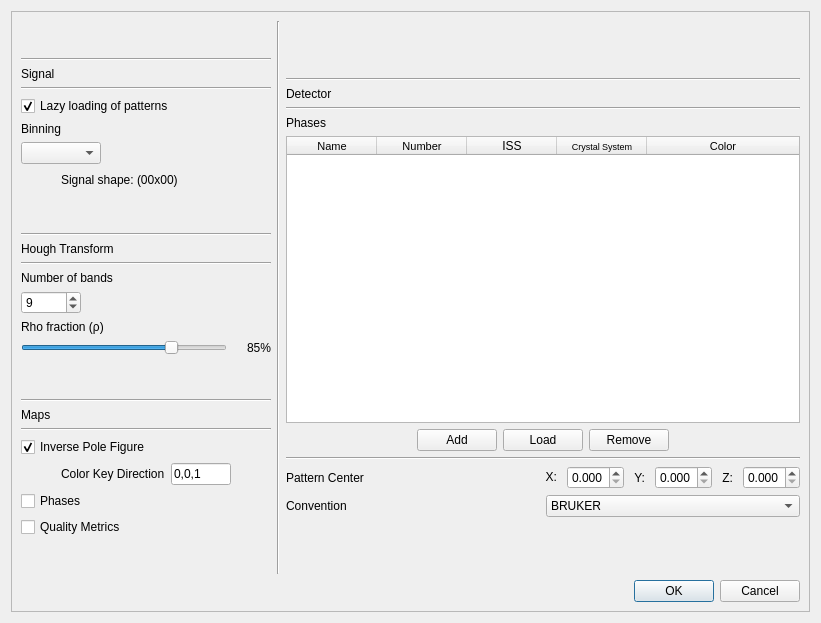
The window that ui/hi_setup.ui (EBSP-Indexer/EBSP-Indexer) describes before a commit, drawn with Qt 5.
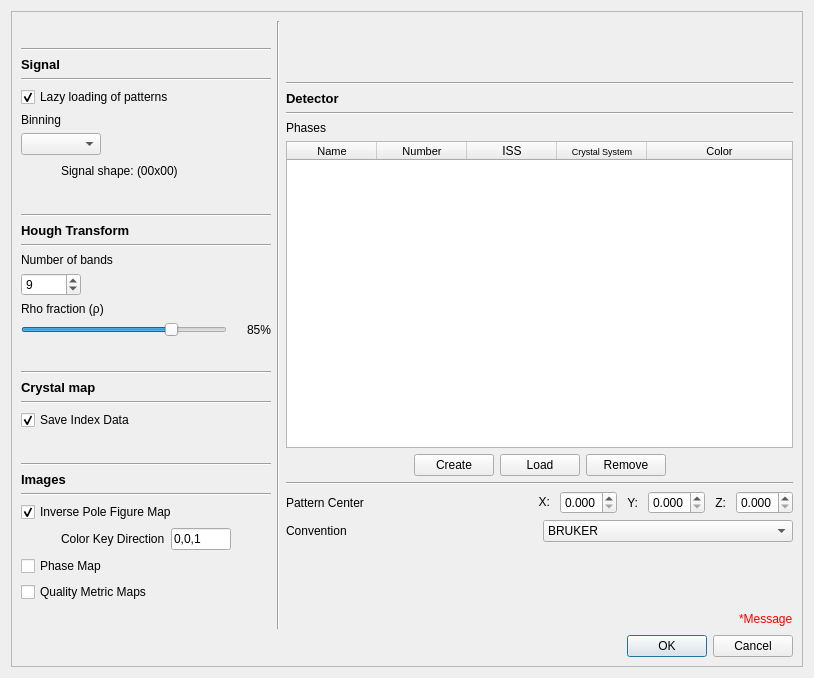
The same window after the commit.

Commit message: Better Refinement of orientations, create phases

The edit to the form file:
```diff
--- a/ui/hi_setup.ui
+++ b/ui/hi_setup.ui
@@ -6,8 +6,8 @@
    <rect>
     <x>0</x>
     <y>0</y>
-    <width>821</width>
-    <height>623</height>
+    <width>814</width>
+    <height>678</height>
    </rect>
   </property>
   <property name="windowTitle">
@@ -49,6 +49,14 @@
          <layout class="QVBoxLayout" name="verticalLayout_7">
           <item>
            <widget class="QLabel" name="label_10">
+            <property name="font">
+             <font>
+              <pointsize>10</pointsize>
+              <weight>75</weight>
+              <italic>false</italic>
+              <bold>true</bold>
+             </font>
+            </property>
             <property name="styleSheet">
              <string notr="true">font: 75 10pt &quot;Courier&quot;;</string>
             </property>
@@ -67,6 +75,8 @@
          </widget>
         </item>
         <item>
+         <layout class="QHBoxLayout" name="horizontalLayout_10">
+          <item>
          <widget class="QCheckBox" name="checkBoxLazy">
           <property name="enabled">
            <bool>true</bool>
@@ -89,6 +99,21 @@
          </widget>
         </item>
         <item>
+           <spacer name="horizontalSpacer_13">
+            <property name="orientation">
+             <enum>Qt::Horizontal</enum>
+            </property>
+            <property name="sizeHint" stdset="0">
+             <size>
+              <width>40</width>
+              <height>20</height>
+             </size>
+            </property>
+           </spacer>
+          </item>
+         </layout>
+        </item>
+        <item>
          <layout class="QVBoxLayout" name="verticalLayout_6">
           <item>
            <layout class="QVBoxLayout" name="verticalLayout_4">
@@ -184,6 +209,13 @@
         </item>
         <item>
          <widget class="QLabel" name="label_11">
+          <property name="font">
+           <font>
+            <pointsize>10</pointsize>
+            <weight>75</weight>
+            <bold>true</bold>
+           </font>
+          </property>
           <property name="styleSheet">
            <string notr="true">font: 75 10pt &quot;Courier&quot;;</string>
           </property>
@@ -289,6 +321,80 @@
           </property>
          </spacer>
         </item>
+        <item>
+         <widget class="Line" name="line_17">
+          <property name="orientation">
+           <enum>Qt::Horizontal</enum>
+          </property>
+         </widget>
+        </item>
+        <item>
+         <widget class="QLabel" name="label_20">
+          <property name="font">
+           <font>
+            <pointsize>10</pointsize>
+            <weight>75</weight>
+            <bold>true</bold>
+           </font>
+          </property>
+          <property name="styleSheet">
+           <string notr="true"/>
+          </property>
+          <property name="text">
+           <string>Crystal map</string>
+          </property>
+         </widget>
+        </item>
+        <item>
+         <widget class="Line" name="line_18">
+          <property name="orientation">
+           <enum>Qt::Horizontal</enum>
+          </property>
+         </widget>
+        </item>
+        <item>
+         <layout class="QHBoxLayout" name="horizontalLayout_7">
+          <item>
+           <widget class="QCheckBox" name="checkBoxIndexData">
+            <property name="toolTip">
+             <string>&lt;html&gt;&lt;head/&gt;&lt;body&gt;&lt;p&gt;Whether to save the index data array as *.npy in addition to the resulting crystal map, can be used to refine orientations later&lt;/p&gt;&lt;/body&gt;&lt;/html&gt;</string>
+            </property>
+            <property name="text">
+             <string>Save Index Data</string>
+            </property>
+            <property name="checked">
+             <bool>true</bool>
+            </property>
+           </widget>
+          </item>
+          <item>
+           <spacer name="horizontalSpacer_10">
+            <property name="orientation">
+             <enum>Qt::Horizontal</enum>
+            </property>
+            <property name="sizeHint" stdset="0">
+             <size>
+              <width>40</width>
+              <height>20</height>
+             </size>
+            </property>
+           </spacer>
+          </item>
+         </layout>
+        </item>
+        <item>
+         <spacer name="verticalSpacer_11">
+          <property name="orientation">
+           <enum>Qt::Vertical</enum>
+          </property>
+          <property name="sizeHint" stdset="0">
+           <size>
+            <width>20</width>
+            <height>40</height>
+           </size>
+          </property>
+         </spacer>
+        </item>
         <item>
          <widget class="Line" name="line_2">
           <property name="orientation">
@@ -298,11 +404,18 @@
         </item>
         <item>
          <widget class="QLabel" name="label_12">
+          <property name="font">
+           <font>
+            <pointsize>10</pointsize>
+            <weight>75</weight>
+            <bold>true</bold>
+           </font>
+          </property>
           <property name="styleSheet">
            <string notr="true">font: 75 10pt &quot;Courier&quot;;</string>
           </property>
           <property name="text">
-           <string>Maps</string>
+           <string>Images</string>
           </property>
          </widget>
         </item>
@@ -316,17 +429,34 @@
         <item>
          <layout class="QVBoxLayout" name="verticalLayout_8">
           <item>
+           <layout class="QHBoxLayout" name="horizontalLayout_9">
+            <item>
            <widget class="QCheckBox" name="checkBoxOrientation">
             <property name="toolTip">
              <string>&lt;html&gt;&lt;head/&gt;&lt;body&gt;&lt;p&gt;Orientations are given a color based on which crystal direction &amp;lt;&lt;span style=&quot; font-style:italic;&quot;&gt;uvw&lt;/span&gt;&amp;gt; points in a certain sample direction, producing the so-called inverse pole figure (IPF) map&lt;/p&gt;&lt;/body&gt;&lt;/html&gt;</string>
             </property>
             <property name="text">
-             <string>Inverse Pole Figure</string>
+               <string>Inverse Pole Figure Map</string>
             </property>
             <property name="checked">
              <bool>true</bool>
             </property>
            </widget>
+            </item>
+            <item>
+             <spacer name="horizontalSpacer_12">
+              <property name="orientation">
+               <enum>Qt::Horizontal</enum>
+              </property>
+              <property name="sizeHint" stdset="0">
+               <size>
+                <width>40</width>
+                <height>20</height>
+               </size>
+              </property>
+             </spacer>
+            </item>
+           </layout>
           </item>
           <item>
            <layout class="QHBoxLayout" name="IPFExtraOptionsLayout">
@@ -396,24 +526,58 @@
          </layout>
         </item>
         <item>
+         <layout class="QHBoxLayout" name="horizontalLayout_8">
+          <item>
          <widget class="QCheckBox" name="checkBoxPhase">
           <property name="toolTip">
            <string>Generate map of different phases present</string>
           </property>
           <property name="text">
-           <string>Phases</string>
+             <string>Phase Map</string>
           </property>
          </widget>
         </item>
+          <item>
+           <spacer name="horizontalSpacer_11">
+            <property name="orientation">
+             <enum>Qt::Horizontal</enum>
+            </property>
+            <property name="sizeHint" stdset="0">
+             <size>
+              <width>40</width>
+              <height>20</height>
+             </size>
+            </property>
+           </spacer>
+          </item>
+         </layout>
+        </item>
+        <item>
+         <layout class="QHBoxLayout" name="horizontalLayout_6">
         <item>
          <widget class="QCheckBox" name="checkBoxQuality">
           <property name="toolTip">
            <string>Generate quality metrics for combined maps</string>
           </property>
           <property name="text">
-           <string>Quality Metrics</string>
-          </property>
-         </widget>
+             <string>Quality Metric Maps</string>
+            </property>
+           </widget>
+          </item>
+          <item>
+           <spacer name="horizontalSpacer_9">
+            <property name="orientation">
+             <enum>Qt::Horizontal</enum>
+            </property>
+            <property name="sizeHint" stdset="0">
+             <size>
+              <width>40</width>
+              <height>20</height>
+             </size>
+            </property>
+           </spacer>
+          </item>
+         </layout>
         </item>
         <item>
          <spacer name="verticalSpacer_3">
@@ -431,7 +595,7 @@
        </layout>
       </item>
       <item row="2" column="3">
-       <layout class="QVBoxLayout" name="verticalLayout_2" stretch="1,0,0,0,0,5,0,0,0,0,1">
+       <layout class="QVBoxLayout" name="verticalLayout_2" stretch="1,0,0,0,0,5,0,0,0,0,1,0">
         <item>
          <spacer name="verticalSpacer_6">
           <property name="orientation">
@@ -454,6 +618,13 @@
         </item>
         <item>
          <widget class="QLabel" name="label_14">
+          <property name="font">
+           <font>
+            <pointsize>10</pointsize>
+            <weight>75</weight>
+            <bold>true</bold>
+           </font>
+          </property>
           <property name="styleSheet">
            <string notr="true">font: 75 10pt &quot;Courier&quot;;</string>
           </property>
@@ -503,6 +674,7 @@
            <property name="font">
             <font>
              <pointsize>8</pointsize>
+             <weight>50</weight>
              <bold>false</bold>
             </font>
            </property>
@@ -514,6 +686,7 @@
            <property name="font">
             <font>
              <pointsize>8</pointsize>
+             <weight>50</weight>
              <bold>false</bold>
             </font>
            </property>
@@ -577,7 +750,7 @@
              <string>&lt;html&gt;&lt;head/&gt;&lt;body&gt;&lt;p&gt;Create and add a custom phase&lt;/p&gt;&lt;/body&gt;&lt;/html&gt;</string>
             </property>
             <property name="text">
-             <string>Add</string>
+             <string>Create</string>
             </property>
            </widget>
           </item>
@@ -772,6 +945,33 @@
           </property>
          </spacer>
         </item>
+        <item>
+         <layout class="QHBoxLayout" name="horizontalLayout_11">
+          <item>
+           <spacer name="horizontalSpacer_14">
+            <property name="orientation">
+             <enum>Qt::Horizontal</enum>
+            </property>
+            <property name="sizeHint" stdset="0">
+             <size>
+              <width>40</width>
+              <height>20</height>
+             </size>
+            </property>
+           </spacer>
+          </item>
+          <item>
+           <widget class="QLabel" name="labelMessage">
+            <property name="styleSheet">
+             <string notr="true">color: rgb(255, 0, 0);</string>
+            </property>
+            <property name="text">
+             <string>*Message</string>
+            </property>
+           </widget>
+          </item>
+         </layout>
+        </item>
        </layout>
       </item>
       <item row="2" column="1">
```
Left out of the diff: 16 changed lines with no effect on the pictures. Lines whose indentation alone changed are shown as unchanged. The commit also changes 10 other files.
